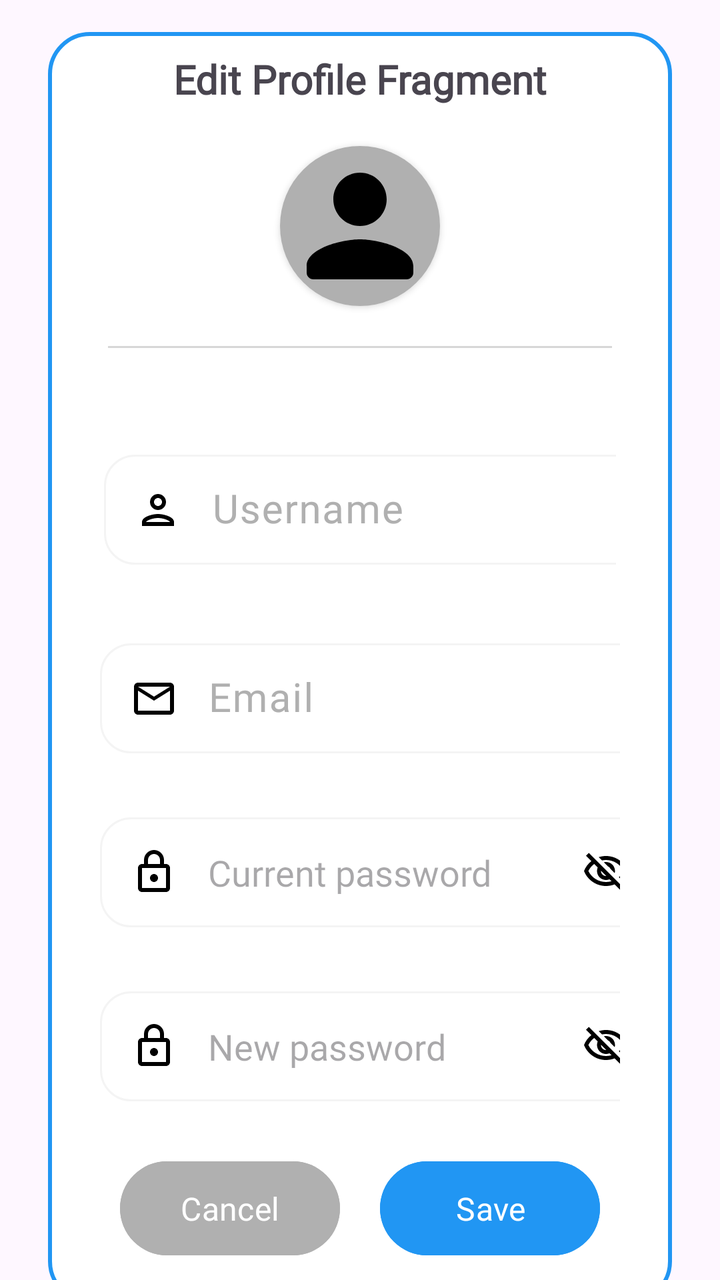
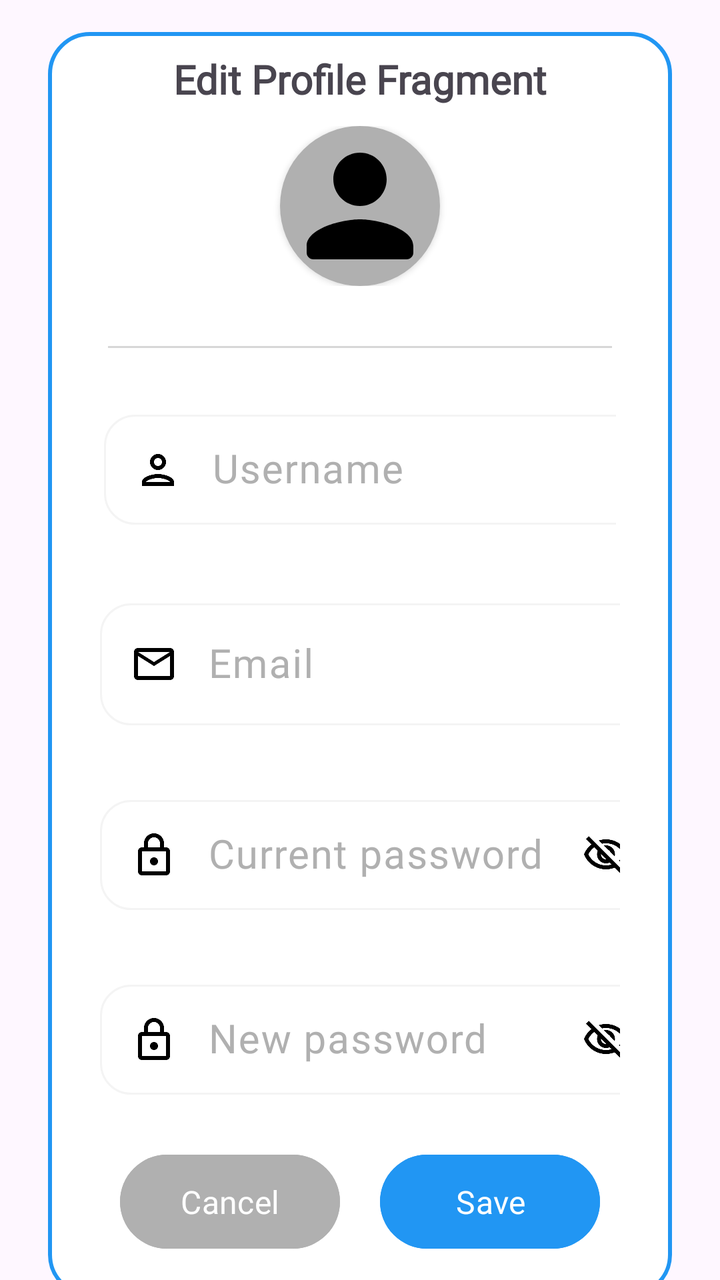

Compare the two renders of this Android layout. The source of the first and the diff that turns it into the second are given below.
<!-- AndroidManifest.xml: application theme Theme.StyleWIZ_vol2 -->
<!-- res/layout/fragment_edit_profile.xml -->
<?xml version="1.0" encoding="utf-8"?>
<androidx.constraintlayout.widget.ConstraintLayout xmlns:android="http://schemas.android.com/apk/res/android"
    xmlns:tools="http://schemas.android.com/tools"
    android:layout_width="match_parent"
    android:layout_height="match_parent"
    xmlns:app="http://schemas.android.com/apk/res-auto"
    tools:context=".EditProfileFragment">


    <LinearLayout
        android:id="@+id/linearLayout"
        android:layout_width="match_parent"
        android:layout_height="wrap_content"
        android:layout_marginStart="24dp"
        android:layout_marginTop="16dp"
        android:layout_marginEnd="24dp"
        android:background="@drawable/white_background"
        android:orientation="vertical"
        android:padding="10dp"
        app:layout_constraintEnd_toEndOf="parent"
        app:layout_constraintHorizontal_bias="1.0"
        app:layout_constraintStart_toStartOf="parent"
        app:layout_constraintTop_toTopOf="parent">

        <TextView
            android:id="@+id/textViewTitle"
            android:layout_width="wrap_content"
            android:layout_height="wrap_content"
            android:layout_gravity="center"
            android:fontFamily="@font/roboto"
            android:text="Edit Profile Fragment"
            android:textSize="20sp"
            android:textStyle="bold"
            app:layout_constraintEnd_toEndOf="parent"
            app:layout_constraintStart_toStartOf="parent"
            app:layout_constraintTop_toBottomOf="parent" />

        <androidx.cardview.widget.CardView
            android:id="@+id/profileImg"
            android:layout_width="80dp"
            android:layout_height="80dp"
            android:layout_gravity="center"
            android:layout_marginTop="20dp"
            app:cardCornerRadius="40dp"
            app:layout_constraintEnd_toEndOf="parent"
            app:layout_constraintStart_toStartOf="parent"
            app:layout_constraintTop_toTopOf="parent">

            <ImageView
                android:layout_width="match_parent"
                android:layout_height="match_parent"
                android:background="@color/gray"
                android:src="@drawable/round_person_24" />

        </androidx.cardview.widget.CardView>


        <androidx.appcompat.widget.AppCompatImageView
            android:layout_width="match_parent"
            android:layout_height="1dp"
            android:layout_margin="20dp"
            android:alpha="0.5"
            android:background="@color/gray" />

        <LinearLayout
            android:layout_width="match_parent"
            android:layout_height="match_parent"
            android:layout_marginLeft="10dp"
            android:layout_marginTop="20dp"
            android:layout_marginRight="10dp"
            android:layout_marginBottom="10dp"
            android:orientation="horizontal"
            android:padding="8dp">



            <com.google.android.material.textfield.TextInputLayout
                android:layout_width="300dp"
                android:layout_height="wrap_content"
                android:hint="Username"
                android:textColorHint="@color/gray"
                app:hintAnimationEnabled="true">

                <com.google.android.material.textfield.TextInputEditText
                    android:id="@+id/editTextUsernameEditProfile"
                    android:layout_width="280dp"
                    android:layout_height="55dp"
                    android:background="@drawable/edittextshape"
                    android:drawableLeft="@drawable/outline_person_24"
                    android:drawablePadding="15sp"
                    android:ems="10"
                    android:fontFamily="@font/roboto"
                    android:textSize="20dp"
                    android:inputType="text"
                    android:paddingLeft="15sp"
                    android:paddingRight="15sp" />
            </com.google.android.material.textfield.TextInputLayout>





        </LinearLayout>


        <LinearLayout
            android:layout_width="match_parent"
            android:layout_height="match_parent"
            android:layout_margin="8dp"
            android:orientation="horizontal"
            android:padding="8dp">



            <com.google.android.material.textfield.TextInputLayout
                android:layout_width="300dp"
                android:layout_height="wrap_content"
                android:hint="Email"
                android:textColorHint="@color/gray"
                app:hintAnimationEnabled="true">

                <com.google.android.material.textfield.TextInputEditText
                    android:id="@+id/editTextEmailEditProfile"
                    android:layout_width="280dp"
                    android:layout_height="55dp"
                    android:background="@drawable/edittextshape"
                    android:drawableLeft="@drawable/outline_mail_outline_24"
                    android:drawablePadding="15sp"
                    android:ems="10"
                    android:fontFamily="@font/roboto"
                    android:textSize="20dp"
                    android:inputType="text"
                    android:paddingLeft="15sp"
                    android:paddingRight="15sp" />
            </com.google.android.material.textfield.TextInputLayout>


        </LinearLayout>


        <LinearLayout
            android:layout_width="match_parent"
            android:layout_height="match_parent"
            android:layout_margin="8dp"
            android:orientation="horizontal"
            android:padding="8dp">


            <EditText
                android:id="@+id/editTextPasswordEditProfile"
                android:layout_width="280dp"
                android:layout_height="55dp"
                android:background="@drawable/edittextshape"
                android:drawableLeft="@drawable/outline_lock_24"
                android:drawableRight="@drawable/outline_visibility_off_24"
                android:drawablePadding="15sp"
                android:ems="10"
                android:fontFamily="@font/roboto"
                android:hint="Current password"
                android:inputType="textPassword"
                android:paddingLeft="15sp"
                android:paddingRight="15sp" />


        </LinearLayout>

        <LinearLayout
            android:layout_width="match_parent"
            android:layout_height="match_parent"
            android:layout_margin="8dp"
            android:orientation="horizontal"
            android:padding="8dp">


            <EditText
                android:id="@+id/editTextNewPasswordEditProfile"
                android:layout_width="280dp"
                android:layout_height="55dp"
                android:background="@drawable/edittextshape"
                android:drawableLeft="@drawable/outline_lock_24"
                android:drawableRight="@drawable/outline_visibility_off_24"
                android:drawablePadding="15sp"
                android:ems="10"
                android:fontFamily="@font/roboto"
                android:hint="New password"
                android:inputType="textPassword"
                android:paddingLeft="15sp"
                android:paddingRight="15sp" />


        </LinearLayout>


        <LinearLayout
            android:layout_width="match_parent"
            android:layout_height="match_parent"
            android:orientation="horizontal"
            android:gravity="center_horizontal">


                <Button
                    android:id="@+id/cancel_button"
                    android:layout_width="110dp"
                    android:layout_height="55dp"
                    android:layout_margin="10dp"
                    android:backgroundTint="@color/gray"
                    android:fontFamily="@font/roboto"
                    android:text="Cancel"
                    android:textColor="#FFFFFF"
                    android:textSize="16sp" />



                <Button
                    android:id="@+id/save_button"
                    android:layout_width="110dp"
                    android:layout_height="55dp"
                    android:layout_margin="10dp"
                    android:backgroundTint="@color/blue"
                    android:fontFamily="@font/roboto"
                    android:text="Save"
                    android:textColor="#FFFFFF"
                    android:textSize="16sp" />



        </LinearLayout>


    </LinearLayout>

</androidx.constraintlayout.widget.ConstraintLayout>
<!-- resources referenced by this layout -->
<resources>
  <color name="blue">#2196F3</color>
  <color name="gray">#B0B0B0</color>
  <!-- drawable edittextshape (drawable) -->
  <?xml version="1.0" encoding="utf-8"?>
  <shape xmlns:android="http://schemas.android.com/apk/res/android">
      <solid android:color="@color/white"/>
      <corners android:radius="15dp"/>
      <stroke android:color="#f4f4f4" android:width="1dp"/>
  </shape>
  <!-- drawable outline_lock_24 (drawable) -->
  <vector android:height="24dp" android:tint="#000000"
      android:viewportHeight="24" android:viewportWidth="24"
      android:width="24dp" xmlns:android="http://schemas.android.com/apk/res/android">
      <path android:fillColor="@android:color/white" android:pathData="M18,8h-1L17,6c0,-2.76 -2.24,-5 -5,-5S7,3.24 7,6v2L6,8c-1.1,0 -2,0.9 -2,2v10c0,1.1 0.9,2 2,2h12c1.1,0 2,-0.9 2,-2L20,10c0,-1.1 -0.9,-2 -2,-2zM9,6c0,-1.66 1.34,-3 3,-3s3,1.34 3,3v2L9,8L9,6zM18,20L6,20L6,10h12v10zM12,17c1.1,0 2,-0.9 2,-2s-0.9,-2 -2,-2 -2,0.9 -2,2 0.9,2 2,2z"/>
  </vector>
  <!-- drawable outline_mail_outline_24 (drawable) -->
  <vector android:height="24dp" android:tint="#000000"
      android:viewportHeight="24" android:viewportWidth="24"
      android:width="24dp" xmlns:android="http://schemas.android.com/apk/res/android">
      <path android:fillColor="@android:color/white" android:pathData="M20,4L4,4c-1.1,0 -1.99,0.9 -1.99,2L2,18c0,1.1 0.9,2 2,2h16c1.1,0 2,-0.9 2,-2L22,6c0,-1.1 -0.9,-2 -2,-2zM20,18L4,18L4,8l8,5 8,-5v10zM12,11L4,6h16l-8,5z"/>
  </vector>
  <!-- drawable outline_person_24 (drawable) -->
  <vector android:height="24dp" android:tint="#000000"
      android:viewportHeight="24" android:viewportWidth="24"
      android:width="24dp" xmlns:android="http://schemas.android.com/apk/res/android">
      <path android:fillColor="@android:color/white" android:pathData="M12,6c1.1,0 2,0.9 2,2s-0.9,2 -2,2 -2,-0.9 -2,-2 0.9,-2 2,-2m0,10c2.7,0 5.8,1.29 6,2L6,18c0.23,-0.72 3.31,-2 6,-2m0,-12C9.79,4 8,5.79 8,8s1.79,4 4,4 4,-1.79 4,-4 -1.79,-4 -4,-4zM12,14c-2.67,0 -8,1.34 -8,4v2h16v-2c0,-2.66 -5.33,-4 -8,-4z"/>
  </vector>
  <!-- drawable round_person_24 (drawable) -->
  <vector android:height="24dp" android:tint="#000000"
      android:viewportHeight="24" android:viewportWidth="24"
      android:width="24dp" xmlns:android="http://schemas.android.com/apk/res/android">
      <path android:fillColor="@android:color/white" android:pathData="M12,12c2.21,0 4,-1.79 4,-4s-1.79,-4 -4,-4 -4,1.79 -4,4 1.79,4 4,4zM12,14c-2.67,0 -8,1.34 -8,4v1c0,0.55 0.45,1 1,1h14c0.55,0 1,-0.45 1,-1v-1c0,-2.66 -5.33,-4 -8,-4z"/>
  </vector>
  <!-- drawable white_background (drawable) -->
  <?xml version="1.0" encoding="utf-8"?>
  <selector xmlns:android="http://schemas.android.com/apk/res/android">
      <item>
  
          <shape
              android:shape="rectangle">
  
              <solid
                  android:color="@color/white"/>
  
              <corners
                  android:radius="20sp"/>
  
              <stroke
                  android:width="2dp"
                  android:color="@color/blue"/>
  
          </shape>
  
      </item>
  
  </selector>
  <style name="Theme.StyleWIZ_vol2" parent="Base.Theme.StyleWIZ_vol2" />
  <color name="white">#FFFFFFFF</color>
  <style name="Base.Theme.StyleWIZ_vol2" parent="Theme.Material3.DayNight.NoActionBar">
          
          
      </style>
  <!-- unchanged entries left out for length: 1 -->
</resources>

<!-- the commit's change to res/layout/fragment_edit_profile.xml (unified diff, before → after) -->
@@ -35,25 +35,31 @@
             app:layout_constraintStart_toStartOf="parent"
             app:layout_constraintTop_toBottomOf="parent" />
 
-        <androidx.cardview.widget.CardView
-            android:id="@+id/profileImg"
-            android:layout_width="80dp"
-            android:layout_height="80dp"
-            android:layout_gravity="center"
-            android:layout_marginTop="20dp"
-            app:cardCornerRadius="40dp"
-            app:layout_constraintEnd_toEndOf="parent"
-            app:layout_constraintStart_toStartOf="parent"
-            app:layout_constraintTop_toTopOf="parent">
-
-            <ImageView
-                android:layout_width="match_parent"
-                android:layout_height="match_parent"
-                android:background="@color/gray"
-                android:src="@drawable/round_person_24" />
-
-        </androidx.cardview.widget.CardView>
-
+
+        <RelativeLayout
+            android:layout_width="match_parent"
+            android:layout_height="wrap_content"
+            android:gravity="center"
+            android:layout_margin="5dp"
+            android:padding="5dp">
+            <androidx.cardview.widget.CardView
+                android:id="@+id/profileImg"
+                android:layout_width="80dp"
+                android:layout_height="80dp"
+                android:layout_gravity="center"
+                app:cardCornerRadius="40dp"
+                app:layout_constraintEnd_toEndOf="parent"
+                app:layout_constraintStart_toStartOf="parent"
+                app:layout_constraintTop_toTopOf="parent">
+
+                <ImageView
+                    android:layout_width="match_parent"
+                    android:layout_height="match_parent"
+                    android:background="@color/gray"
+                    android:src="@drawable/round_person_24" />
+
+            </androidx.cardview.widget.CardView>
+        </RelativeLayout>
 
         <androidx.appcompat.widget.AppCompatImageView
             android:layout_width="match_parent"
@@ -66,7 +72,7 @@
             android:layout_width="match_parent"
             android:layout_height="match_parent"
             android:layout_marginLeft="10dp"
-            android:layout_marginTop="20dp"
+            android:layout_marginTop="0dp"
             android:layout_marginRight="10dp"
             android:layout_marginBottom="10dp"
             android:orientation="horizontal"
@@ -113,30 +119,64 @@
 
 
             <com.google.android.material.textfield.TextInputLayout
+                android:layout_width="wrap_content"
+                android:layout_height="wrap_content"
+                android:hint="Email"
+                android:textColorHint="@color/gray"
+                app:hintAnimationEnabled="true">
+
+                <com.google.android.material.textfield.TextInputEditText
+                    android:id="@+id/editTextEmailEditProfile"
+                    android:layout_width="280dp"
+                    android:layout_height="wrap_content"
+                    android:background="@drawable/edittextshape"
+                    android:drawableLeft="@drawable/outline_mail_outline_24"
+                    android:drawablePadding="15sp"
+                    android:ems="10"
+                    android:fontFamily="@font/roboto"
+                    android:textSize="20dp"
+                    android:inputType="text"
+                    android:paddingLeft="15sp"
+                    android:paddingRight="15sp" />
+            </com.google.android.material.textfield.TextInputLayout>
+
+
+        </LinearLayout>
+
+
+        <LinearLayout
+            android:layout_width="match_parent"
+            android:layout_height="match_parent"
+            android:layout_margin="8dp"
+            android:orientation="horizontal"
+            android:padding="8dp">
+
+
+            <com.google.android.material.textfield.TextInputLayout
                 android:layout_width="300dp"
                 android:layout_height="wrap_content"
-                android:hint="Email"
-                android:textColorHint="@color/gray"
-                app:hintAnimationEnabled="true">
-
-                <com.google.android.material.textfield.TextInputEditText
-                    android:id="@+id/editTextEmailEditProfile"
-                    android:layout_width="280dp"
-                    android:layout_height="55dp"
-                    android:background="@drawable/edittextshape"
-                    android:drawableLeft="@drawable/outline_mail_outline_24"
-                    android:drawablePadding="15sp"
-                    android:ems="10"
-                    android:fontFamily="@font/roboto"
-                    android:textSize="20dp"
-                    android:inputType="text"
-                    android:paddingLeft="15sp"
-                    android:paddingRight="15sp" />
-            </com.google.android.material.textfield.TextInputLayout>
-
-
-        </LinearLayout>
-
+                android:hint="Current password"
+                android:textColorHint="@color/gray"
+                app:hintAnimationEnabled="true">
+
+                <com.google.android.material.textfield.TextInputEditText
+                    android:id="@+id/editTextPasswordEditProfile"
+                    android:layout_width="280dp"
+                    android:layout_height="55dp"
+                    android:background="@drawable/edittextshape"
+                    android:drawableLeft="@drawable/outline_lock_24"
+                    android:drawableRight="@drawable/outline_visibility_off_24"
+                    android:drawablePadding="15sp"
+                    android:ems="10"
+                    android:fontFamily="@font/roboto"
+                    android:textSize="20dp"
+                    android:inputType="textPassword"
+                    android:paddingLeft="15sp"
+                    android:paddingRight="15sp" />
+            </com.google.android.material.textfield.TextInputLayout>
+
+
+        </LinearLayout>
 
         <LinearLayout
             android:layout_width="match_parent"
@@ -146,46 +186,28 @@
             android:padding="8dp">
 
 
-            <EditText
-                android:id="@+id/editTextPasswordEditProfile"
-                android:layout_width="280dp"
-                android:layout_height="55dp"
-                android:background="@drawable/edittextshape"
-                android:drawableLeft="@drawable/outline_lock_24"
-                android:drawableRight="@drawable/outline_visibility_off_24"
-                android:drawablePadding="15sp"
-                android:ems="10"
-                android:fontFamily="@font/roboto"
-                android:hint="Current password"
-                android:inputType="textPassword"
-                android:paddingLeft="15sp"
-                android:paddingRight="15sp" />
-
-
-        </LinearLayout>
-
-        <LinearLayout
-            android:layout_width="match_parent"
-            android:layout_height="match_parent"
-            android:layout_margin="8dp"
-            android:orientation="horizontal"
-            android:padding="8dp">
-
-
-            <EditText
-                android:id="@+id/editTextNewPasswordEditProfile"
-                android:layout_width="280dp"
-                android:layout_height="55dp"
-                android:background="@drawable/edittextshape"
-                android:drawableLeft="@drawable/outline_lock_24"
-                android:drawableRight="@drawable/outline_visibility_off_24"
-                android:drawablePadding="15sp"
-                android:ems="10"
-                android:fontFamily="@font/roboto"
+            <com.google.android.material.textfield.TextInputLayout
+                android:layout_width="300dp"
+                android:layout_height="wrap_content"
                 android:hint="New password"
-                android:inputType="textPassword"
-                android:paddingLeft="15sp"
-                android:paddingRight="15sp" />
+                android:textColorHint="@color/gray"
+                app:hintAnimationEnabled="true">
+
+                <com.google.android.material.textfield.TextInputEditText
+                    android:id="@+id/editTextNewPasswordEditProfile"
+                    android:layout_width="280dp"
+                    android:layout_height="55dp"
+                    android:background="@drawable/edittextshape"
+                    android:drawableLeft="@drawable/outline_lock_24"
+                    android:drawableRight="@drawable/outline_visibility_off_24"
+                    android:drawablePadding="15sp"
+                    android:ems="10"
+                    android:fontFamily="@font/roboto"
+                    android:textSize="20dp"
+                    android:inputType="textPassword"
+                    android:paddingLeft="15sp"
+                    android:paddingRight="15sp" />
+            </com.google.android.material.textfield.TextInputLayout>
 
 
         </LinearLayout>
